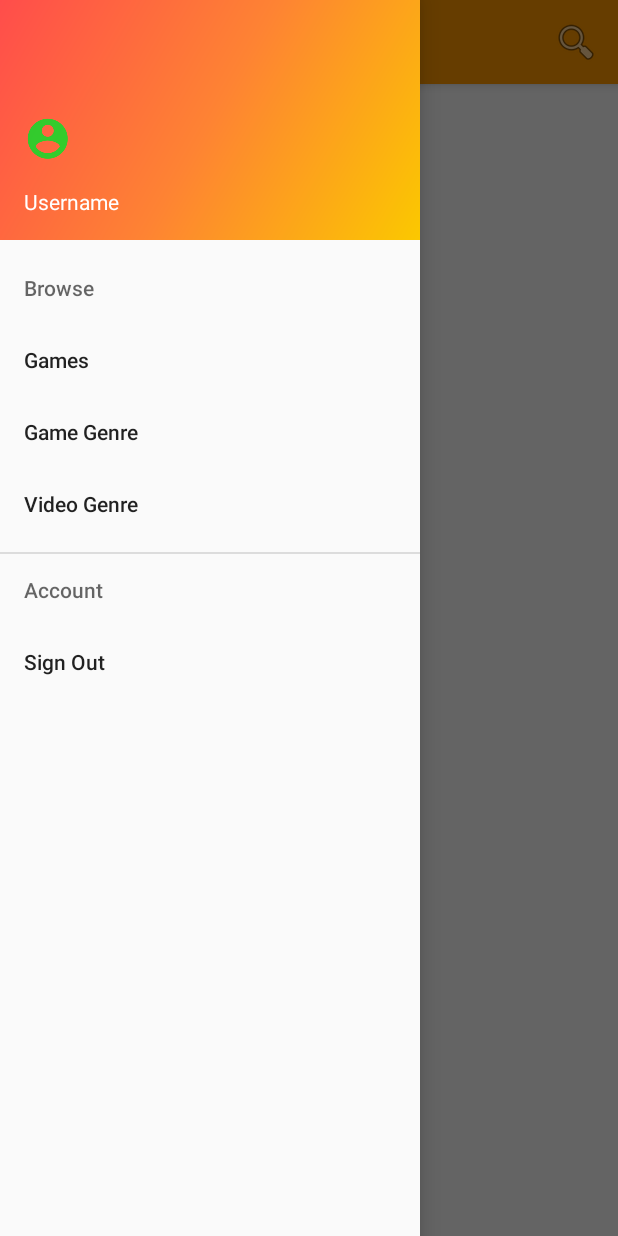
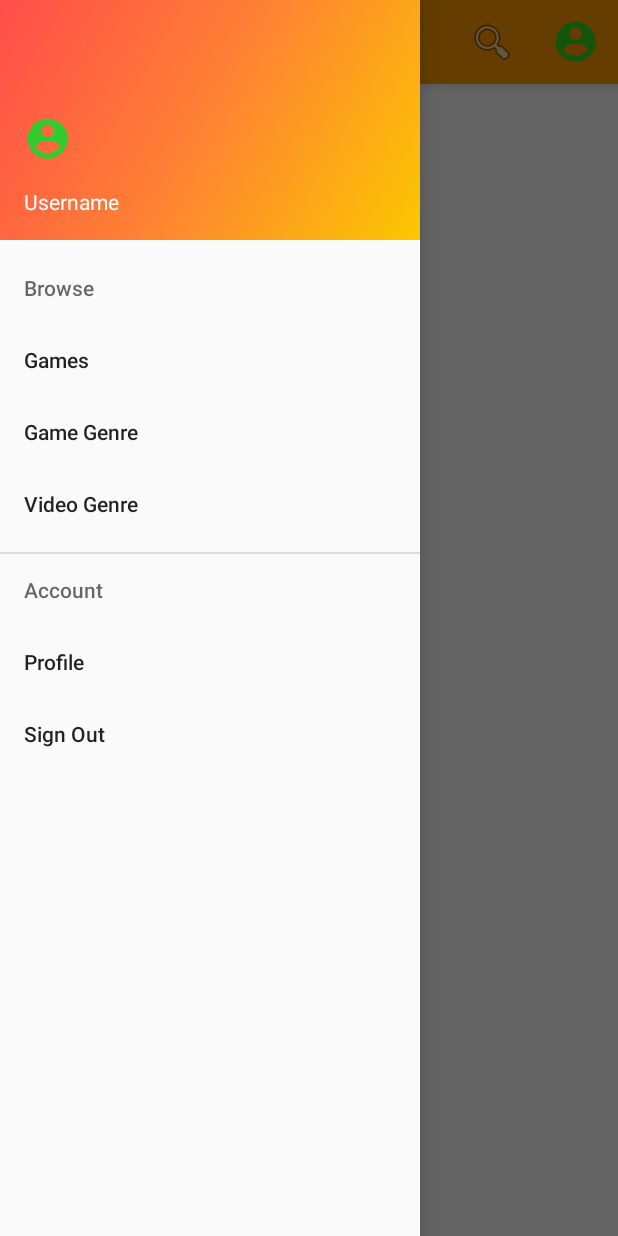
Before and after one commit to itsnotafake/AMain, an Android app: the screen it shows after launch (MainActivity), with the side drawer open, on a phone screen of 412 x 824 dp. Run offline under Robolectric (Android 15) with nearby library versions, the phone set to English and light mode, and no system bars; our stand-ins replace Firebase (no records; nobody signed in at launch, a user with empty details on screens opened directly); libraries missing offline, so code that uses them is left out: com.firebase.ui; 1 statement that could not run was skipped.

Commit message:
feat added profile pic standin to toolbar and added menu item for linking to profile on navigation drawer

```diff
--- a/Atakr/app/src/main/res/menu/main_menu.xml
+++ b/Atakr/app/src/main/res/menu/main_menu.xml
@@ -9,4 +9,10 @@
         android:icon="@android:drawable/ic_menu_search"
         atakr:showAsAction="collapseActionView|ifRoom"
         atakr:actionViewClass="android.support.v7.widget.SearchView"/>
+
+    <item
+        android:id="@+id/toolbar_profile"
+        android:title="@string/toolbar_profile"
+        android:icon="@drawable/account_icon"
+        atakr:showAsAction="always"/>
 </menu>
--- a/Atakr/app/src/main/res/menu/main_navigation_menu.xml
+++ b/Atakr/app/src/main/res/menu/main_navigation_menu.xml
@@ -23,6 +23,9 @@
             android:title="@string/navigation_menu_account">
             <menu>
                 <item
+                    android:id="@+id/navigation_menu_profile"
+                    android:title="@string/toolbar_profile"/>
+                <item
                     android:id="@+id/navigation_menu_signout"
                     android:title="@string/navigation_menu_signout"/>
             </menu>
--- a/Atakr/app/src/main/res/values/strings.xml
+++ b/Atakr/app/src/main/res/values/strings.xml
@@ -9,6 +9,7 @@
 
     <string name="action_settings">Title</string>
     <string name="toolbar_search">Search</string>
+    <string name="toolbar_profile">Profile</string>
     <string name="navigation_menu_browse">Browse</string>
     <string name="navigation_menu_games">Games</string>
     <string name="navigation_menu_game_genre">Game Genre</string>
```
